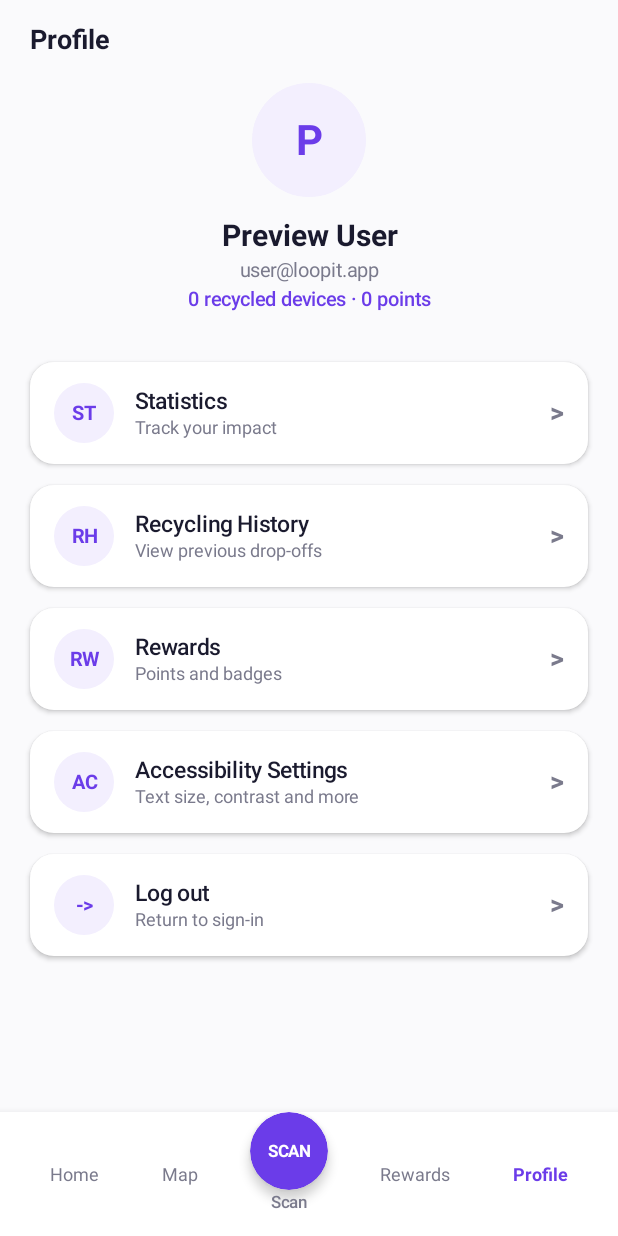
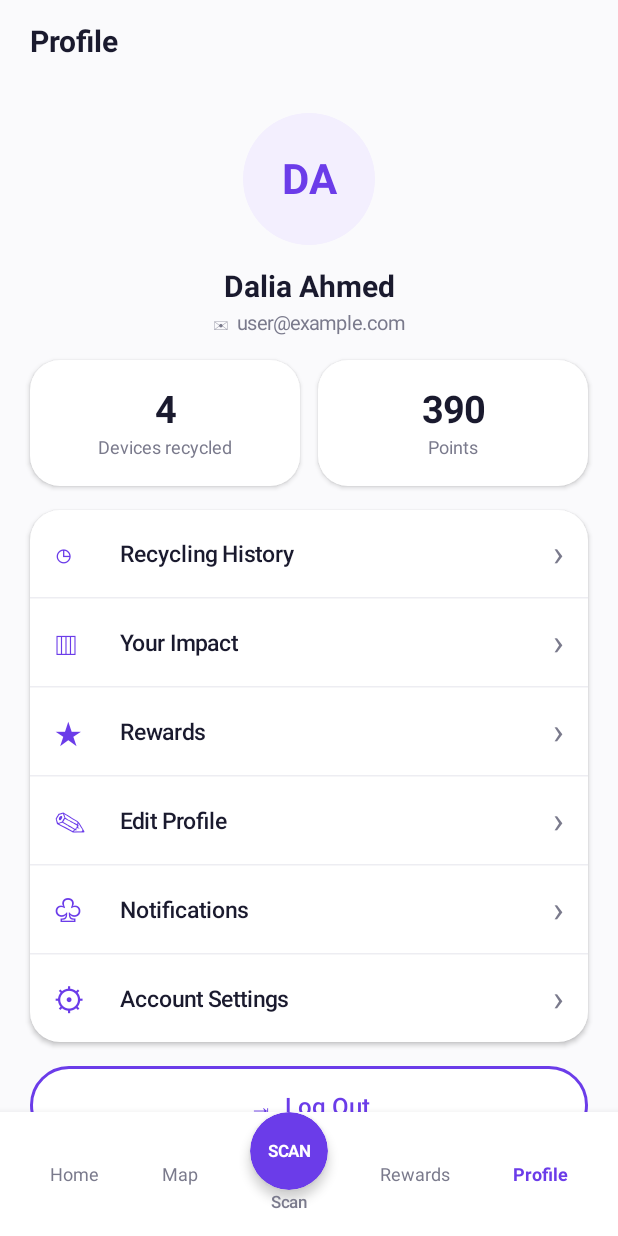
Before and after one commit to SimatAbdullah/Mobile-Application-Project-, an Android app built with Jetpack Compose: the @Preview function ProfileScreenPreview, on a phone screen of 412 x 824 dp. Run offline under Robolectric (Android 15) with nearby library versions, the phone set to English and light mode, and no system bars.

Commit message:
Save navigation and profile work before syncing

```diff
--- a/app/src/main/java/com/example/loopit/ui/screens/ProfileScreen.kt
+++ b/app/src/main/java/com/example/loopit/ui/screens/ProfileScreen.kt
@@ -1,3 +1,4 @@
+
 package com.example.loopit.ui.screens
 
 import androidx.compose.foundation.background
@@ -23,6 +24,7 @@ import androidx.compose.material3.Button
 import androidx.compose.material3.ButtonDefaults
 import androidx.compose.material3.Card
 import androidx.compose.material3.CardDefaults
+import androidx.compose.material3.HorizontalDivider
 import androidx.compose.material3.Scaffold
 import androidx.compose.material3.Text
 import androidx.compose.material3.TextButton
@@ -63,7 +65,9 @@ fun ProfileRoute(
     onStatisticsClick: () -> Unit = {},
     onRecyclingHistoryClick: () -> Unit = {},
     onRewardsClick: () -> Unit = {},
-    onAccessibilityClick: () -> Unit = {},
+    onEditProfileClick: () -> Unit = {},
+    onNotificationsClick: () -> Unit = {},
+    onAccountSettingsClick: () -> Unit = {},
     onConfirmLogoutClick: () -> Unit = {},
     modifier: Modifier = Modifier
 ) {
@@ -76,7 +80,9 @@ fun ProfileRoute(
         onStatisticsClick = onStatisticsClick,
         onRecyclingHistoryClick = onRecyclingHistoryClick,
         onRewardsClick = onRewardsClick,
-        onAccessibilityClick = onAccessibilityClick,
+        onEditProfileClick = onEditProfileClick,
+        onNotificationsClick = onNotificationsClick,
+        onAccountSettingsClick = onAccountSettingsClick,
         onConfirmLogoutClick = onConfirmLogoutClick,
         modifier = modifier
     )
@@ -92,7 +98,9 @@ fun ProfileScreen(
     onStatisticsClick: () -> Unit,
     onRecyclingHistoryClick: () -> Unit,
     onRewardsClick: () -> Unit,
-    onAccessibilityClick: () -> Unit,
+    onEditProfileClick: () -> Unit,
+    onNotificationsClick: () -> Unit,
+    onAccountSettingsClick: () -> Unit,
     onConfirmLogoutClick: () -> Unit,
     modifier: Modifier = Modifier
 ) {
@@ -100,6 +108,21 @@ fun ProfileScreen(
 
     val displayName = uiState.fullName.ifBlank { "User" }
     val displayEmail = uiState.email.ifBlank { "No email" }
+
+    val initials = displayName
+        .trim()
+        .split(Regex("\\s+"))
+        .filter { it.isNotBlank() }
+        .let { parts ->
+            when {
+                parts.isEmpty() -> "U"
+                parts.size == 1 -> parts[0].take(2).uppercase()
+                else -> (
+                        parts.first().take(1) +
+                                parts.last().take(1)
+                        ).uppercase()
+            }
+        }
 
     Scaffold(
         containerColor = BackgroundGray,
@@ -115,42 +138,48 @@ fun ProfileScreen(
         },
         modifier = modifier
     ) { innerPadding ->
+
         Column(
             modifier = Modifier
                 .fillMaxSize()
                 .padding(innerPadding)
                 .verticalScroll(rememberScrollState())
-                .padding(horizontal = 20.dp, vertical = 16.dp),
+                .padding(
+                    horizontal = 20.dp,
+                    vertical = 16.dp
+                ),
             horizontalAlignment = Alignment.CenterHorizontally,
-            verticalArrangement = Arrangement.spacedBy(14.dp)
+            verticalArrangement = Arrangement.spacedBy(16.dp)
         ) {
+
+            // Page title
             Text(
                 text = "Profile",
-                fontSize = 18.sp,
+                fontSize = 20.sp,
                 fontWeight = FontWeight.Bold,
                 color = TextDark,
-                modifier = Modifier
-                    .fillMaxWidth()
-                    .padding(bottom = 4.dp)
+                modifier = Modifier.fillMaxWidth()
             )
 
-            // صورة البروفايل الدائرية
+            Spacer(modifier = Modifier.height(4.dp))
+
+            // Profile avatar
             Box(
                 modifier = Modifier
-                    .size(76.dp)
+                    .size(88.dp)
                     .clip(CircleShape)
                     .background(PurpleLightBg),
                 contentAlignment = Alignment.Center
             ) {
                 Text(
-                    text = displayName.take(1).uppercase(),
+                    text = initials,
                     fontSize = 28.sp,
                     fontWeight = FontWeight.Bold,
                     color = PurplePrimary
                 )
             }
 
-            // الاسم والإيميل والإحصائيات الحقيقية للحساب
+            // User information
             Column(
                 horizontalAlignment = Alignment.CenterHorizontally,
                 verticalArrangement = Arrangement.spacedBy(4.dp)
@@ -161,60 +190,145 @@ fun ProfileScreen(
                     fontWeight = FontWeight.Bold,
                     color = TextDark
                 )
+
                 Text(
-                    text = displayEmail,
+                    text = "✉  $displayEmail",
                     fontSize = 13.sp,
                     color = TextMuted
                 )
-                Text(
-                    text = "${uiState.recycledDevicesCount} recycled devices · ${uiState.pointsCount} points",
-                    fontSize = 13.sp,
-                    fontWeight = FontWeight.Medium,
-                    color = PurplePrimary
+            }
+
+            // Statistics cards
+            Row(
+                modifier = Modifier.fillMaxWidth(),
+                horizontalArrangement = Arrangement.spacedBy(12.dp)
+            ) {
+                ProfileStatCard(
+                    value = uiState.recycledDevicesCount.toString(),
+                    label = "Devices recycled",
+                    modifier = Modifier.weight(1f)
+                )
+
+                ProfileStatCard(
+                    value = uiState.pointsCount.toString(),
+                    label = "Points",
+                    modifier = Modifier.weight(1f)
                 )
             }
 
-            Spacer(modifier = Modifier.height(6.dp))
+            // Profile options matching the approved design
+            Card(
+                modifier = Modifier.fillMaxWidth(),
+                shape = RoundedCornerShape(20.dp),
+                colors = CardDefaults.cardColors(
+                    containerColor = Color.White
+                ),
+                elevation = CardDefaults.cardElevation(
+                    defaultElevation = 2.dp
+                )
+            ) {
+                Column {
 
-            ProfileMenuCard(
-                badge = "ST",
-                title = "Statistics",
-                subtitle = "Track your impact",
-                onClick = onStatisticsClick
-            )
+                    ProfileMenuItem(
+                        symbol = "◷",
+                        title = "Recycling History",
+                        onClick = onRecyclingHistoryClick
+                    )
 
-            ProfileMenuCard(
-                badge = "RH",
-                title = "Recycling History",
-                subtitle = "View previous drop-offs",
-                onClick = onRecyclingHistoryClick
-            )
+                    HorizontalDivider(
+                        color = Color(0xFFEDEDF2)
+                    )
 
-            ProfileMenuCard(
-                badge = "RW",
-                title = "Rewards",
-                subtitle = "Points and badges",
-                onClick = onRewardsClick
-            )
+                    ProfileMenuItem(
+                        symbol = "▥",
+                        title = "Your Impact",
+                        onClick = onStatisticsClick
+                    )
 
-            ProfileMenuCard(
-                badge = "AC",
-                title = "Accessibility Settings",
-                subtitle = "Text size, contrast and more",
-                onClick = onAccessibilityClick
-            )
+                    HorizontalDivider(
+                        color = Color(0xFFEDEDF2)
+                    )
 
-            ProfileMenuCard(
-                badge = "->",
-                title = "Log out",
-                subtitle = "Return to sign-in",
-                onClick = { showLogoutDialog = true }
-            )
+                    ProfileMenuItem(
+                        symbol = "★",
+                        title = "Rewards",
+                        onClick = onRewardsClick
+                    )
+
+                    HorizontalDivider(
+                        color = Color(0xFFEDEDF2)
+                    )
+
+                    // Dalia's existing screen
+                    ProfileMenuItem(
+                        symbol = "✎",
+                        title = "Edit Profile",
+                        onClick = onEditProfileClick
+                    )
+
+                    HorizontalDivider(
+                        color = Color(0xFFEDEDF2)
+                    )
+
+                    // Navigation will be connected later
+                    ProfileMenuItem(
+                        symbol = "♧",
+                        title = "Notifications",
+                        onClick = onNotificationsClick
+                    )
+
+                    HorizontalDivider(
+                        color = Color(0xFFEDEDF2)
+                    )
+
+                    // Navigation will be connected later
+                    ProfileMenuItem(
+                        symbol = "⚙",
+                        title = "Account Settings",
+                        onClick = onAccountSettingsClick
+                    )
+                }
+            }
+
+            // Logout button
+            Card(
+                modifier = Modifier
+                    .fillMaxWidth()
+                    .clickable {
+                        showLogoutDialog = true
+                    },
+                shape = RoundedCornerShape(50.dp),
+                colors = CardDefaults.cardColors(
+                    containerColor = Color.White
+                ),
+                border = androidx.compose.foundation.BorderStroke(
+                    1.5.dp,
+                    PurplePrimary
+                )
+            ) {
+                Box(
+                    modifier = Modifier
+                        .fillMaxWidth()
+                        .height(52.dp),
+                    contentAlignment = Alignment.Center
+                ) {
+                    Text(
+                        text = "⇥  Log Out",
+                        fontSize = 16.sp,
+                        fontWeight = FontWeight.Medium,
+                        color = PurplePrimary
+                    )
+                }
+            }
+
+            Spacer(modifier = Modifier.height(4.dp))
         }
 
         if (showLogoutDialog) {
             AlertDialog(
-                onDismissRequest = { showLogoutDialog = false },
+                onDismissRequest = {
+                    showLogoutDialog = false
+                },
                 containerColor = Color.White,
                 title = {
                     Text(
@@ -226,7 +340,7 @@ fun ProfileScreen(
                 },
                 text = {
                     Text(
-                        text = "Your progress in this session will remain available when you sign back in.",
+                        text = "Are you sure you want to log out?",
                         fontSize = 13.sp,
                         color = TextMuted
                     )
@@ -242,21 +356,23 @@ fun ProfileScreen(
                             contentColor = Color.White
                         ),
                         shape = RoundedCornerShape(50),
-                        contentPadding = PaddingValues(horizontal = 20.dp, vertical = 8.dp)
+                        contentPadding = PaddingValues(
+                            horizontal = 20.dp,
+                            vertical = 8.dp
+                        )
                     ) {
-                        Text(
-                            text = "Log out",
-                            fontWeight = FontWeight.SemiBold,
-                            fontSize = 14.sp
-                        )
+                        Text("Log out")
                     }
                 },
                 dismissButton = {
-                    TextButton(onClick = { showLogoutDialog = false }) {
+                    TextButton(
+                        onClick = {
+                            showLogoutDialog = false
+                        }
+                    ) {
                         Text(
                             text = "Cancel",
-                            color = TextMuted,
-                            fontSize = 14.sp
+                            color = TextMuted
                         )
                     }
                 }
@@ -266,88 +382,92 @@ fun ProfileScreen(
 }
 
 @Composable
-private fun ProfileMenuCard(
-    badge: String,
-    title: String,
-    subtitle: String,
-    onClick: () -> Unit
+private fun ProfileStatCard(
+    value: String,
+    label: String,
+    modifier: Modifier = Modifier
 ) {
     Card(
-        modifier = Modifier
-            .fillMaxWidth()
-            .clickable { onClick() },
-        shape = RoundedCornerShape(16.dp),
-        colors = CardDefaults.cardColors(containerColor = Color.White),
-        elevation = CardDefaults.cardElevation(defaultElevation = 2.dp)
+        modifier = modifier.height(84.dp),
+        shape = RoundedCornerShape(20.dp),
+        colors = CardDefaults.cardColors(
+            containerColor = Color.White
+        ),
+        elevation = CardDefaults.cardElevation(
+            defaultElevation = 2.dp
+        )
     ) {
-        Row(
-            modifier = Modifier
-                .fillMaxWidth()
-                .padding(horizontal = 16.dp, vertical = 14.dp),
-            verticalAlignment = Alignment.CenterVertically,
-            horizontalArrangement = Arrangement.SpaceBetween
+        Column(
+            modifier = Modifier.fillMaxSize(),
+            horizontalAlignment = Alignment.CenterHorizontally,
+            verticalArrangement = Arrangement.Center
         ) {
-            Row(
-                verticalAlignment = Alignment.CenterVertically,
-                modifier = Modifier.weight(1f)
-            ) {
-                Box(
-                    modifier = Modifier
-                        .size(40.dp)
-                        .clip(CircleShape)
-                        .background(PurpleLightBg),
-                    contentAlignment = Alignment.Center
-                ) {
-                    Text(
-                        text = badge,
-                        fontSize = 13.sp,
-                        fontWeight = FontWeight.Bold,
-                        color = PurplePrimary
-                    )
-                }
-                Spacer(modifier = Modifier.width(14.dp))
-                Column(verticalArrangement = Arrangement.spacedBy(2.dp)) {
-                    Text(
-                        text = title,
-                        fontSize = 15.sp,
-                        fontWeight = FontWeight.SemiBold,
-                        color = TextDark
-                    )
-                    Text(
-                        text = subtitle,
-                        fontSize = 12.sp,
-                        color = TextMuted
-                    )
-                }
-            }
             Text(
-                text = ">",
-                fontSize = 18.sp,
+                text = value,
+                fontSize = 25.sp,
                 fontWeight = FontWeight.Bold,
+                color = TextDark
+            )
+
+            Spacer(modifier = Modifier.height(3.dp))
+
+            Text(
+                text = label,
+                fontSize = 12.sp,
                 color = TextMuted
             )
         }
     }
 }
 
+@Composable
+private fun ProfileMenuItem(
+    symbol: String,
+    title: String,
+    onClick: () -> Unit
+) {
+    Row(
+        modifier = Modifier
+            .fillMaxWidth()
+            .height(58.dp)
+            .clickable { onClick() }
+            .padding(horizontal = 16.dp),
+        verticalAlignment = Alignment.CenterVertically
+    ) {
+        Text(
+            text = symbol,
+            fontSize = 21.sp,
+            color = PurplePrimary,
+            modifier = Modifier.width(34.dp)
+        )
+
+        Spacer(modifier = Modifier.width(10.dp))
+
+        Text(
+            text = title,
+            fontSize = 15.sp,
+            fontWeight = FontWeight.Medium,
+            color = TextDark,
+            modifier = Modifier.weight(1f)
+        )
+
+        Text(
+            text = "›",
+            fontSize = 24.sp,
+            color = TextMuted
+        )
+    }
+}
+
 @Preview(showBackground = true)
 @Composable
 fun ProfileScreenPreview() {
-    ProfileScreen(
+    ProfileRoute(
         uiState = ProfileUiState(
-            fullName = "Preview User",
-            email = "user@loopit.app",
-            recycledDevicesCount = 0,
-            pointsCount = 0
-        ),
-        onHomeTabClick = {},
-        onMapTabClick = {},
-        onScanTabClick = {},
-        onRewardsTabClick = {},
-        onStatisticsClick = {},
-        onRecyclingHistoryClick = {},
-        onRewardsClick = {},
-        onAccessibilityClick = {},
-        onConfirmLogoutClick = {}
+            fullName = "Dalia Ahmed",
+            email = "user@example.com",
+            recycledDevicesCount = 4,
+            pointsCount = 390
+        )
     )
 }
```
Also changed, not shown: app/src/main/java/com/example/loopit/navigation/AppNavGraph.kt (+114 -3 lines), app/src/main/java/com/example/loopit/ui/screens/RecyclingHistoryScreen.kt (deleted, +0 -245 lines).
